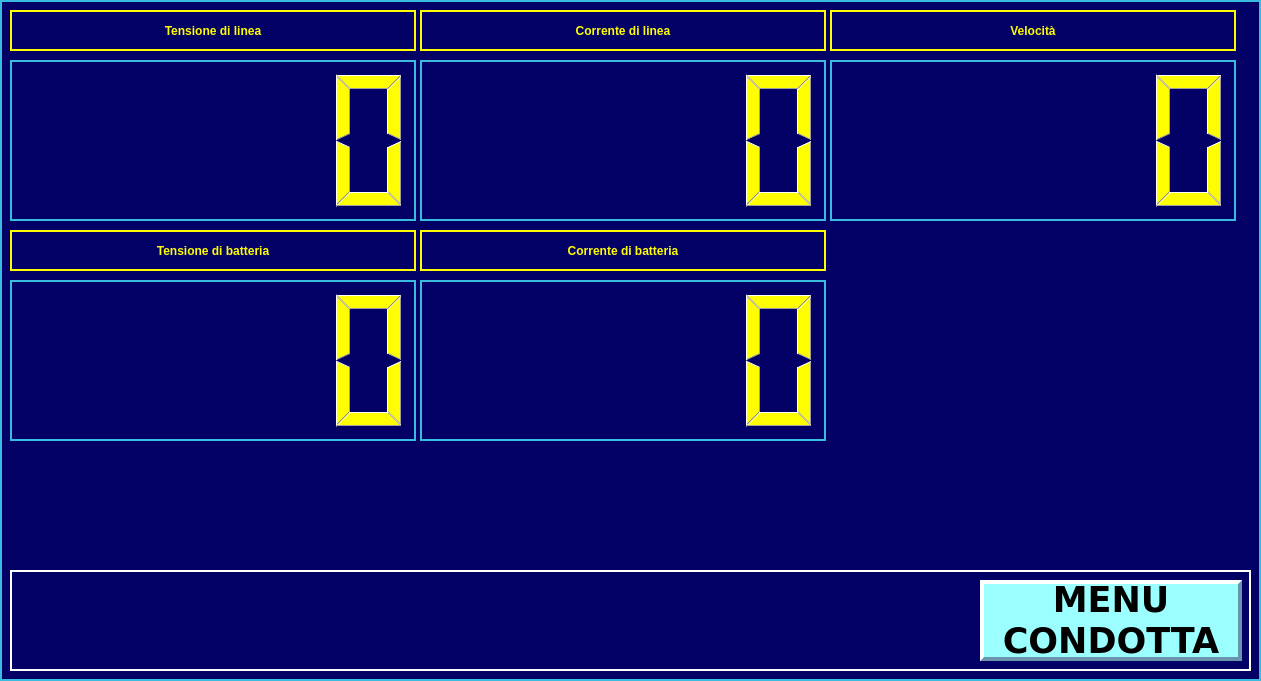
Qt form instruments.ui (infermita/sampleatm) before a commit.
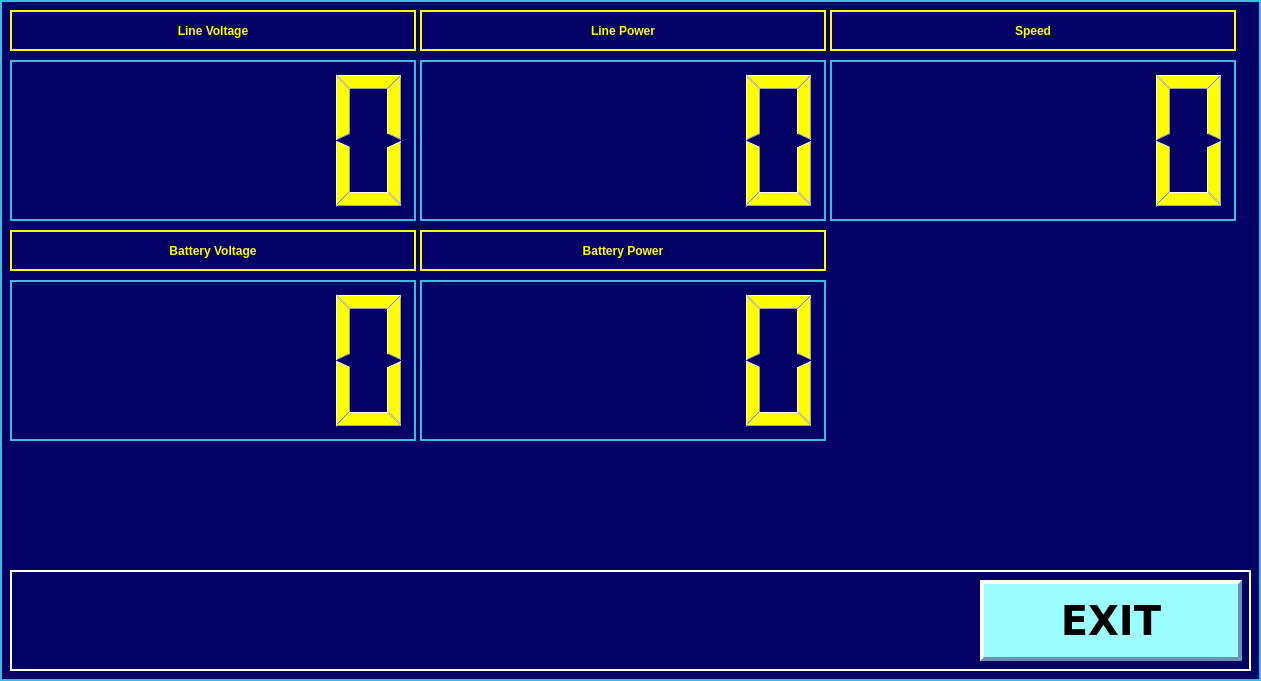
The same form after that commit.

Commit message: modified:   conduct.cpp 	modified:   conduct.ui 	modified:   data.cpp 	modified:   data.ui 	modified:   instruments.cpp 	modified:   instruments.ui 	modified:   lib/constant.h 	modified:   main.cpp 	modified:   mainwindow.cpp 	modified:   password.cpp 	modified:   password.h 	modified:   password.ui 	modified:   settings.ui 	translate_en_EN.qm 	translate_en_EN.ts 	translate_it_IT.qm 	translate_it_IT.ts

Diff of the .ui file:
```diff
--- a/instruments.ui
+++ b/instruments.ui
@@ -219,7 +219,7 @@
     <number>0</number>
    </property>
    <property name="text">
-    <string>Tensione di linea</string>
+    <string>Line Voltage</string>
    </property>
    <property name="textFormat">
     <enum>Qt::AutoText</enum>
@@ -422,7 +422,7 @@
     <number>0</number>
    </property>
    <property name="text">
-    <string>Corrente di linea</string>
+    <string>Line Power</string>
    </property>
    <property name="textFormat">
     <enum>Qt::AutoText</enum>
@@ -625,7 +625,7 @@
     <number>0</number>
    </property>
    <property name="text">
-    <string>Velocità</string>
+    <string>Speed</string>
    </property>
    <property name="textFormat">
     <enum>Qt::AutoText</enum>
@@ -664,7 +664,7 @@
     <property name="font">
      <font>
       <family>DejaVu Sans</family>
-      <pointsize>26</pointsize>
+      <pointsize>30</pointsize>
       <weight>75</weight>
       <italic>false</italic>
       <bold>true</bold>
@@ -674,8 +674,7 @@
      <string notr="true"/>
     </property>
     <property name="text">
-     <string>MENU
-CONDOTTA</string>
+     <string>EXIT</string>
     </property>
    </widget>
   </widget>
@@ -873,7 +872,7 @@
     <number>0</number>
    </property>
    <property name="text">
-    <string>Tensione di batteria</string>
+    <string>Battery Voltage</string>
    </property>
    <property name="textFormat">
     <enum>Qt::AutoText</enum>
@@ -1076,7 +1075,7 @@
     <number>0</number>
    </property>
    <property name="text">
-    <string>Corrente di batteria</string>
+    <string>Battery Power</string>
    </property>
    <property name="textFormat">
     <enum>Qt::AutoText</enum>
```
Left out of the diff: 22 changed lines with no effect on the pictures. The commit also changes 13 other files.
